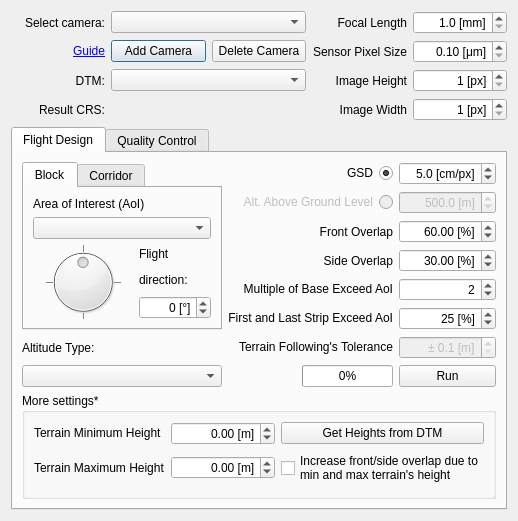
Before: the Qt Designer form flight_planner_v1_dialog_base.ui in UAV-GeoLAB/flight_planner, drawn with Qt 5.
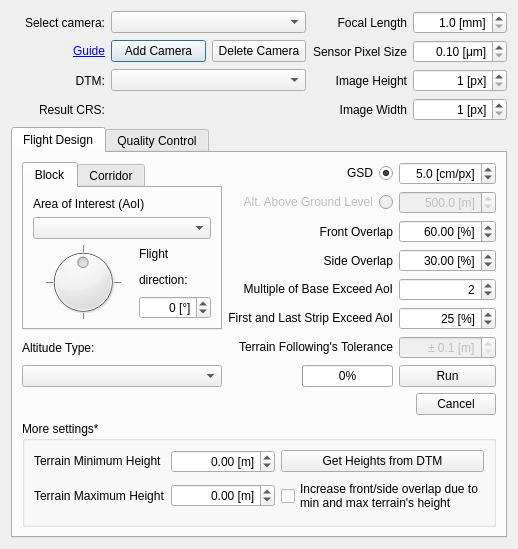
After: the same form once the commit is applied. Custom widgets are drawn as their Qt base class.

Commit message: run_design_one_altitude  function divided into smaller functions

```diff
--- a/flight_planner_v1_dialog_base.ui
+++ b/flight_planner_v1_dialog_base.ui
@@ -449,7 +449,14 @@
          </property>
         </widget>
        </item>
-       <item row="8" column="0" colspan="3">
+       <item row="8" column="2" alignment="Qt::AlignRight">
+        <widget class="QPushButton" name="pushButtonCancelDesign">
+        <property name="text">
+        <string>Cancel</string>
+        </property>
+        </widget>
+        </item>
+       <item row="9" column="0" colspan="3">
         <widget class="QgsCollapsibleGroupBox" name="mGroupBox">
          <property name="title">
           <string>More settings*</string>
```
The commit also changes 5 other files.
